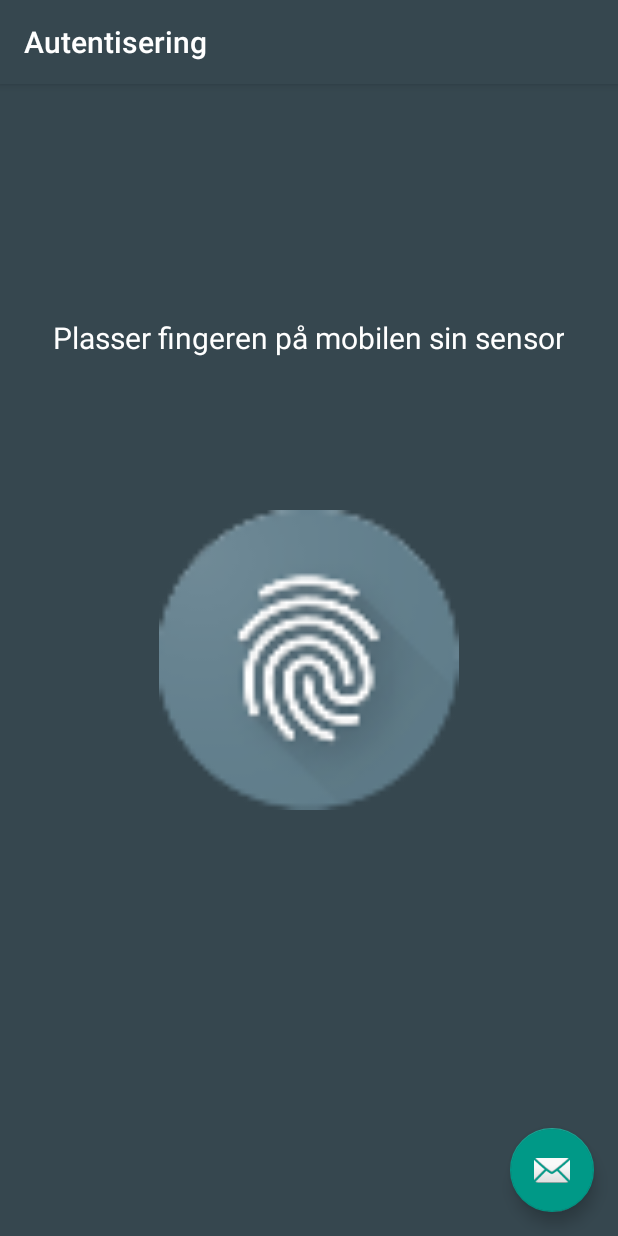
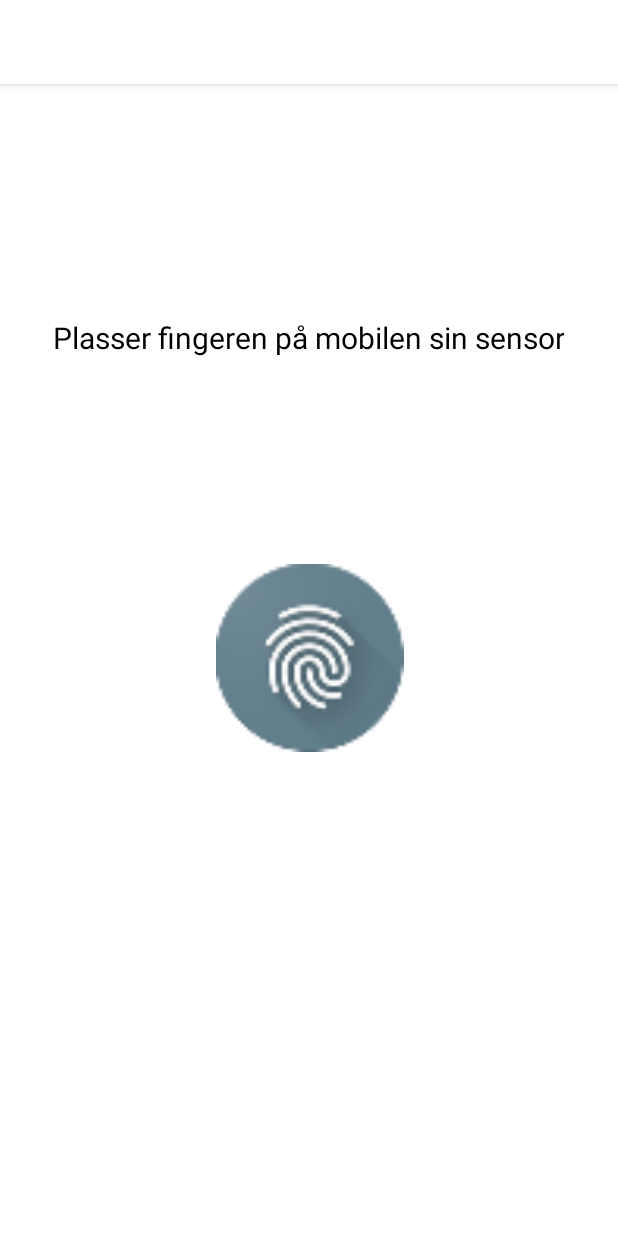
Before and after one commit to ntnu-rgb/android-secure-authentication, an Android app: the screen it shows after launch (FingerprintActivity), on a phone screen of 412 x 824 dp. Run offline under Robolectric (Android 15) with nearby library versions, the phone set to English and light mode, and no system bars.

Commit message:
Endret litt på utseende

```diff
--- a/app/src/main/res/layout/activity_fingerprint.xml
+++ b/app/src/main/res/layout/activity_fingerprint.xml
@@ -22,12 +22,6 @@
 
     <include layout="@layout/content_fingerprint" />
 
-    <android.support.design.widget.FloatingActionButton
-        android:id="@+id/fab"
-        android:layout_width="wrap_content"
-        android:layout_height="wrap_content"
-        android:layout_gravity="bottom|end"
-        android:layout_margin="@dimen/fab_margin"
-        app:srcCompat="@android:drawable/ic_dialog_email" />
+
 
 </android.support.design.widget.CoordinatorLayout>
--- a/app/src/main/res/layout/content_fingerprint.xml
+++ b/app/src/main/res/layout/content_fingerprint.xml
@@ -12,15 +12,18 @@
 
     <ImageView
         android:id="@+id/fprintbilde"
-        android:layout_width="209dp"
-        android:layout_height="200dp"
+        android:layout_width="125dp"
+        android:layout_height="125dp"
         android:layout_centerInParent="true"
         android:src="@drawable/fingerprint"
         app:layout_constraintBottom_toBottomOf="parent"
         app:layout_constraintEnd_toEndOf="parent"
-        app:layout_constraintHorizontal_bias="0.5"
+        app:layout_constraintHorizontal_bias="0.502"
+        app:layout_constraintLeft_toLeftOf="parent"
+        app:layout_constraintRight_toRightOf="parent"
         app:layout_constraintStart_toStartOf="parent"
-        app:layout_constraintTop_toTopOf="parent" />
+        app:layout_constraintTop_toTopOf="parent"
+        app:layout_constraintVertical_bias="0.498" />
 
 
     <TextView
--- a/app/src/main/res/values/colors.xml
+++ b/app/src/main/res/values/colors.xml
@@ -1,10 +1,10 @@
 <?xml version="1.0" encoding="utf-8"?>
 <resources>
-    <color name="colorPrimary">#36474f</color>
+    <color name="colorPrimary">#ffffffff</color>
     <color name="colorPrimaryDark">#273238</color>
     <color name="colorAccent">#009987</color>
     <color name="gray">#a8a8a8</color>
-    <color name="white">#ffffffff</color>
+    <color name="white">#000</color>
     <color name="success_color" />
     <color name="warning_color" />
     <color name="hint_color" />
```
